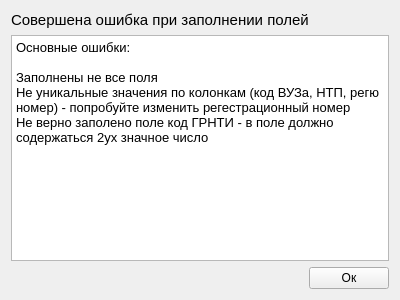
VaninaAY/SYBD, file message_add_row.ui: the form before one commit.
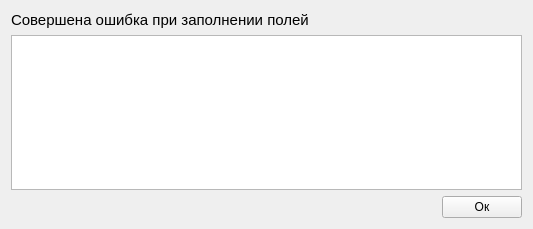
The form after the commit.

Patch:
```diff
--- a/message_add_row.ui
+++ b/message_add_row.ui
@@ -6,8 +6,8 @@
    <rect>
     <x>0</x>
     <y>0</y>
-    <width>400</width>
-    <height>300</height>
+    <width>533</width>
+    <height>229</height>
    </rect>
   </property>
   <property name="windowTitle">
@@ -38,11 +38,6 @@
 &lt;html&gt;&lt;head&gt;&lt;meta name=&quot;qrichtext&quot; content=&quot;1&quot; /&gt;&lt;style type=&quot;text/css&quot;&gt;
 p, li { white-space: pre-wrap; }
 &lt;/style&gt;&lt;/head&gt;&lt;body style=&quot; font-family:'MS Shell Dlg 2'; font-size:10pt; font-weight:400; font-style:normal;&quot;&gt;
-&lt;p style=&quot; margin-top:0px; margin-bottom:0px; margin-left:0px; margin-right:0px; -qt-block-indent:0; text-indent:0px;&quot;&gt;Основные ошибки:&lt;/p&gt;
-&lt;p style=&quot;-qt-paragraph-type:empty; margin-top:0px; margin-bottom:0px; margin-left:0px; margin-right:0px; -qt-block-indent:0; text-indent:0px;&quot;&gt;&lt;br /&gt;&lt;/p&gt;
-&lt;p style=&quot; margin-top:0px; margin-bottom:0px; margin-left:0px; margin-right:0px; -qt-block-indent:0; text-indent:0px;&quot;&gt;Заполнены не все поля&lt;/p&gt;
-&lt;p style=&quot; margin-top:0px; margin-bottom:0px; margin-left:0px; margin-right:0px; -qt-block-indent:0; text-indent:0px;&quot;&gt;Не уникальные значения по колонкам (код ВУЗа, НТП, регю номер) - попробуйте изменить регестрационный номер&lt;/p&gt;
-&lt;p style=&quot; margin-top:0px; margin-bottom:0px; margin-left:0px; margin-right:0px; -qt-block-indent:0; text-indent:0px;&quot;&gt;Не верно заполено поле код ГРНТИ - в поле должно содержаться 2ух значное число&lt;/p&gt;
 &lt;p style=&quot;-qt-paragraph-type:empty; margin-top:0px; margin-bottom:0px; margin-left:0px; margin-right:0px; -qt-block-indent:0; text-indent:0px;&quot;&gt;&lt;br /&gt;&lt;/p&gt;&lt;/body&gt;&lt;/html&gt;</string>
      </property>
     </widget>
```
Left out of the diff: 4 changed lines with no effect on the pictures.
